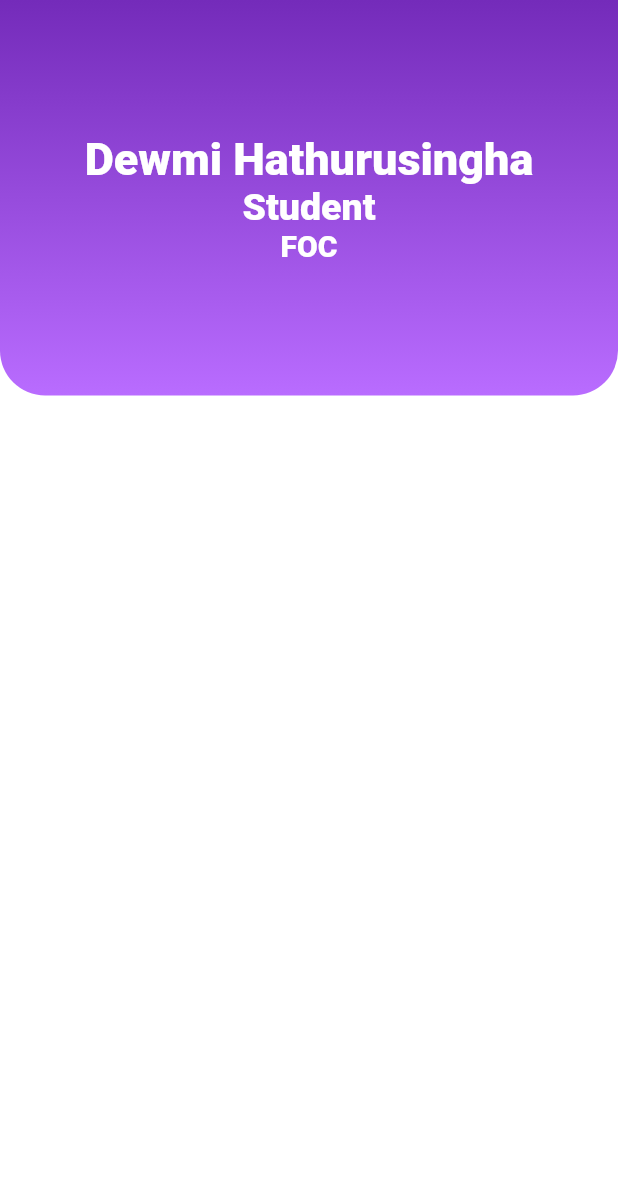
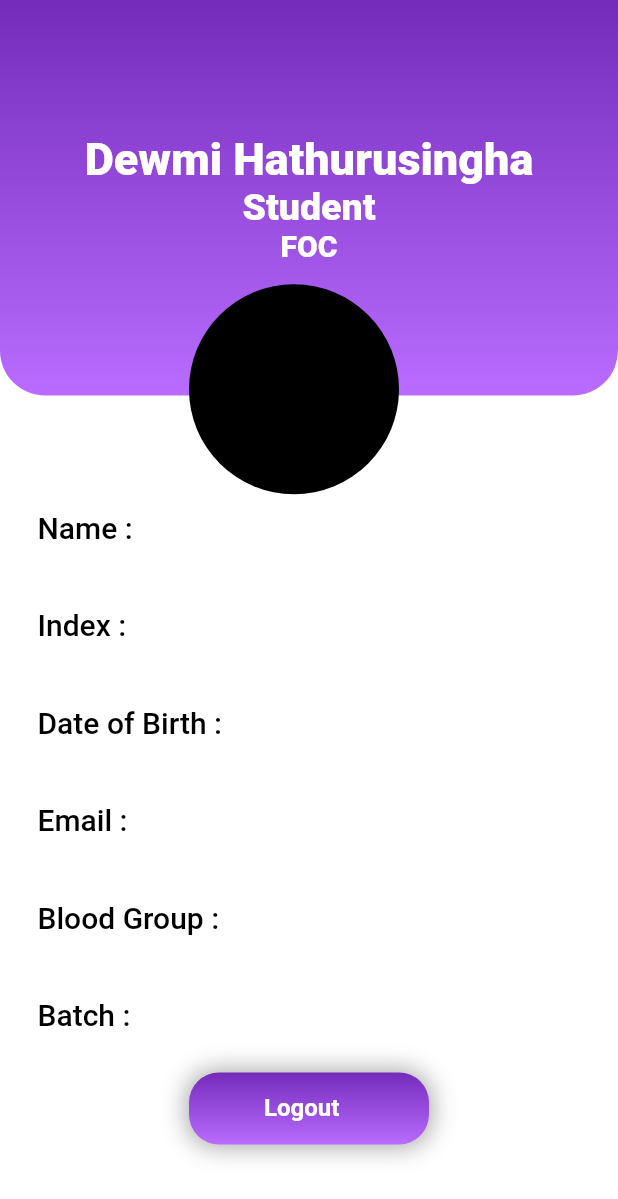
Before and after one commit to Isurusandaruwan697/NMEDIX, a Flutter app: the userprofile screen opened directly, on a phone screen of 412 x 824 dp. Shown: the top 1199 px of the screen. Run offline on Flutter 3.47's test engine with Material 2 defaults, Android fonts, the phone set to English and light mode, and no system bars; Roboto replaces fonts that are missing (Montserrat).

Commit message:
update userprofile

```diff
--- a/lib/pages/userprofile.dart
+++ b/lib/pages/userprofile.dart
@@ -17,8 +17,7 @@ class _userprofileState extends State<userprofile> {
         width: devWidth,
         height: devHeight,
         color: Colors.white,
-        child: Stack(
-          children: [
+        child: Stack(children: [
           //purple back container
           Positioned(
             left: 0,
@@ -83,8 +82,174 @@ class _userprofileState extends State<userprofile> {
               ),
             ),
           ),
+          Positioned(
+            top: devHeight * 0.23,
+            left: (devWidth * 0.5) - 80,
+            child: Container(
+              height: 140,
+              width: 140,
+              decoration: const BoxDecoration(
+                color: Colors.black,
+                borderRadius: BorderRadius.all(
+                  Radius.circular(100),
+                ),
+              ),
+            ),
+          ),
+
+          const Positioned(
+            left: 25,
+            top: 340,
+            child: Text(
+              'Name :',
+              style: TextStyle(
+                color: Colors.black,
+                fontSize: 20,
+                fontFamily: 'Montserrat',
+                fontWeight: FontWeight.w500,
+              ),
+            ),
+          ),
+
+          const Positioned(
+            left: 25,
+            top: 405,
+            child: Text(
+              'Index :',
+              style: TextStyle(
+                color: Colors.black,
+                fontSize: 20,
+                fontFamily: 'Montserrat',
+                fontWeight: FontWeight.w500,
+              ),
+            ),
+          ),
+
+          const Positioned(
+            left: 25,
+            top: 470,
+            child: Text(
+              'Date of Birth :',
+              style: TextStyle(
+                color: Colors.black,
+                fontSize: 20,
+                fontFamily: 'Montserrat',
+                fontWeight: FontWeight.w500,
+              ),
+            ),
+          ),
+
+          const Positioned(
+            left: 25,
+            top: 535,
+            child: Text(
+              'Email :',
+              style: TextStyle(
+                color: Colors.black,
+                fontSize: 20,
+                fontFamily: 'Montserrat',
+                fontWeight: FontWeight.w500,
+              ),
+            ),
+          ),
+
+          const Positioned(
+            left: 25,
+            top: 600,
+            child: Text(
+              'Blood Group :',
+              style: TextStyle(
+                color: Colors.black,
+                fontSize: 20,
+                fontFamily: 'Montserrat',
+                fontWeight: FontWeight.w500,
+              ),
+            ),
+          ),
+
+          const Positioned(
+            left: 25,
+            top: 665,
+            child: Text(
+              'Batch :',
+              style: TextStyle(
+                color: Colors.black,
+                fontSize: 20,
+                fontFamily: 'Montserrat',
+                fontWeight: FontWeight.w500,
+              ),
+            ),
+          ),
+
+          /*IconButton(
+                onPressed: () {
+                  Navigator.push(
+                    context,
+                    MaterialPageRoute(builder: (context) => Dashboard()),
+                  );
+                }, */
+
+          //submit button
+          Positioned(
+            left: devWidth * 0.5 - 80,
+            top: 715,
+            child: GestureDetector(
+              /*onTap: () {
+                  Navigator.push(
+                    context,
+                    MaterialPageRoute(builder: (context) => Dashboard()),
+                  );
+                }, */
+              child: SizedBox(
+                width: 160,
+                height: 48,
+                child: Stack(
+                  children: [
+                    Positioned(
+                      left: 0,
+                      top: 0,
+                      child: Container(
+                        width: 160,
+                        height: 48,
+                        decoration: ShapeDecoration(
+                          gradient: const LinearGradient(
+                            begin: Alignment(0.00, -1.00),
+                            end: Alignment(0, 1),
+                            colors: [Color(0xFF742BBA), Color(0xFFB96CFF)],
+                          ),
+                          shape: RoundedRectangleBorder(
+                            borderRadius: BorderRadius.circular(20),
+                          ),
+                          shadows: const [
+                            BoxShadow(
+                              color: Color(0x54000000),
+                              blurRadius: 13,
+                              offset: Offset(0, 0),
+                              spreadRadius: 2,
+                            )
                           ],
                         ),
+                      ),
+                    ),
+                    const Positioned(
+                      left: 50,
+                      top: 14,
+                      child: Text(
+                        'Logout',
+                        style: TextStyle(
+                          color: Colors.white,
+                          fontSize: 16,
+                          fontFamily: 'Montserrat',
+                          fontWeight: FontWeight.w600,
+                        ),
+                      ),
+                    ),
+                  ],
+                ),
+              ),
+            ),
+          ),
+        ]),
       ),
     );
   }
```
Lines whose indentation alone changed are shown as unchanged.
